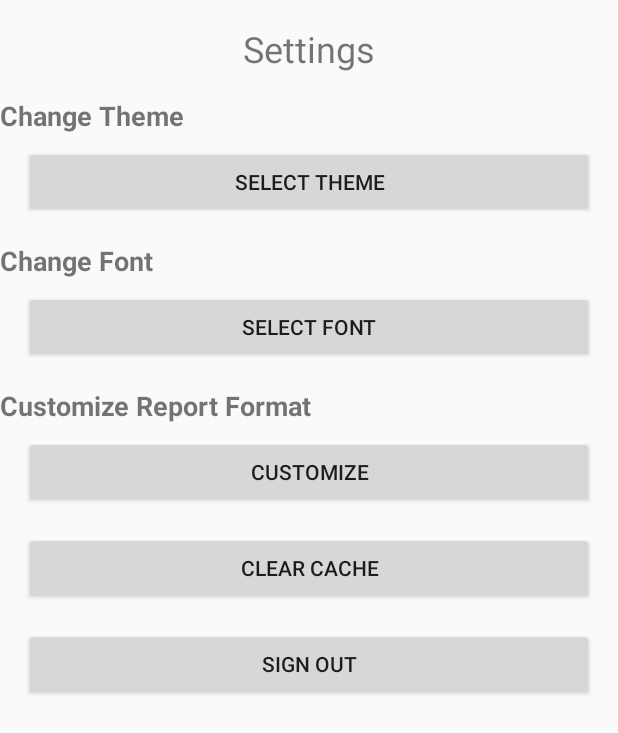
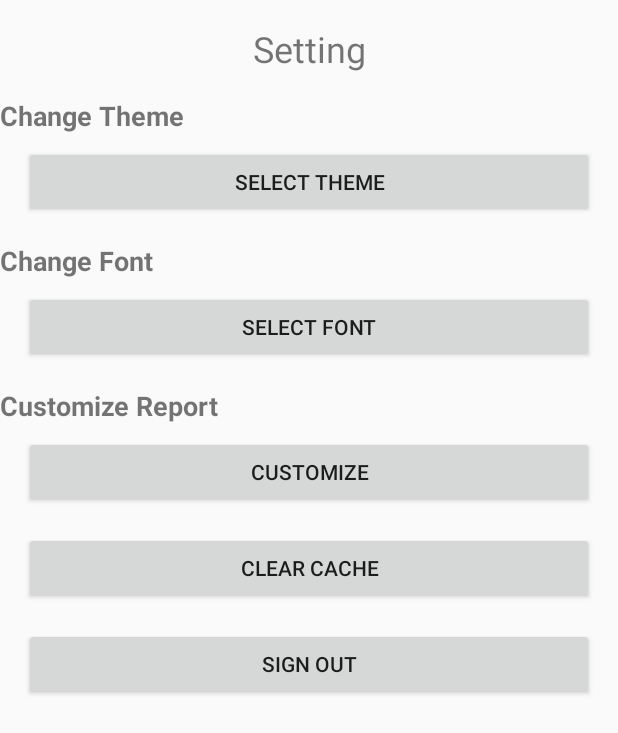
Before and after one commit to CodeThyDominus/Syntax_Spy, an Android app: the layout activity_setting.xml on its own in the app's theme, with its tools: preview values and no code run, on a phone screen of 412 x 824 dp. Shown: the top 733 px of the screen. Run offline under Robolectric (Android 15) with nearby library versions, the phone set to English and light mode, and no system bars.

Commit message:
creating settings

```diff
--- a/app/src/main/res/layout/activity_setting.xml
+++ b/app/src/main/res/layout/activity_setting.xml
@@ -12,7 +12,7 @@
         android:id="@+id/settingsTitle"
         android:layout_width="wrap_content"
         android:layout_height="wrap_content"
-        android:text="Settings"
+        android:text="@string/setting"
         android:textSize="24sp"
         app:layout_constraintStart_toStartOf="parent"
         app:layout_constraintTop_toTopOf="parent"
@@ -24,7 +24,7 @@
         android:id="@+id/themeTitle"
         android:layout_width="wrap_content"
         android:layout_height="wrap_content"
-        android:text="Change Theme"
+        android:text="@string/change_theme"
         android:textSize="18sp"
         android:textStyle="bold"
         app:layout_constraintStart_toStartOf="parent"
@@ -35,7 +35,7 @@
         android:id="@+id/changeThemeButton"
         android:layout_width="0dp"
         android:layout_height="wrap_content"
-        android:text="Select Theme"
+        android:text="@string/select_theme"
         app:layout_constraintStart_toStartOf="parent"
         app:layout_constraintEnd_toEndOf="parent"
         app:layout_constraintTop_toBottomOf="@+id/themeTitle"
@@ -48,7 +48,7 @@
         android:id="@+id/fontTitle"
         android:layout_width="wrap_content"
         android:layout_height="wrap_content"
-        android:text="Change Font"
+        android:text="@string/change_font"
         android:textSize="18sp"
         android:textStyle="bold"
         app:layout_constraintStart_toStartOf="parent"
@@ -59,7 +59,7 @@
         android:id="@+id/changeFontButton"
         android:layout_width="0dp"
         android:layout_height="wrap_content"
-        android:text="Select Font"
+        android:text="@string/select_font"
         app:layout_constraintStart_toStartOf="parent"
         app:layout_constraintEnd_toEndOf="parent"
         app:layout_constraintTop_toBottomOf="@+id/fontTitle"
@@ -72,7 +72,7 @@
         android:id="@+id/reportTitle"
         android:layout_width="wrap_content"
         android:layout_height="wrap_content"
-        android:text="Customize Report Format"
+        android:text="@string/customize_report"
         android:textSize="18sp"
         android:textStyle="bold"
         app:layout_constraintStart_toStartOf="parent"
@@ -83,7 +83,7 @@
         android:id="@+id/customizeReportButton"
         android:layout_width="0dp"
         android:layout_height="wrap_content"
-        android:text="Customize"
+        android:text="@string/customize"
         app:layout_constraintStart_toStartOf="parent"
         app:layout_constraintEnd_toEndOf="parent"
         app:layout_constraintTop_toBottomOf="@+id/reportTitle"
@@ -96,7 +96,7 @@
         android:id="@+id/clearCacheButton"
         android:layout_width="0dp"
         android:layout_height="wrap_content"
-        android:text="Clear Cache"
+        android:text="@string/cache"
         app:layout_constraintStart_toStartOf="parent"
         app:layout_constraintEnd_toEndOf="parent"
         app:layout_constraintTop_toBottomOf="@+id/customizeReportButton"
@@ -109,7 +109,7 @@
         android:id="@+id/signOutButton"
         android:layout_width="0dp"
         android:layout_height="wrap_content"
-        android:text="Sign Out"
+        android:text="@string/sign_out"
         app:layout_constraintStart_toStartOf="parent"
         app:layout_constraintEnd_toEndOf="parent"
         app:layout_constraintTop_toBottomOf="@+id/clearCacheButton"
--- a/app/src/main/res/values/strings.xml
+++ b/app/src/main/res/values/strings.xml
@@ -3,4 +3,16 @@
     <string name="code_enter">Enter code</string>
     <string name="run_btn">Run</string>
     <string name="main_line">Analyze Your Code</string>
+    <string name="setting">Setting</string>
+    <string name="change_theme">Change Theme</string>
+    <string name="select_theme">Select Theme</string>
+    <string name="change_font">Change Font</string>
+    <string name="select_font">Select Font</string>
+    <string name="customize_report">Customize Report</string>
+    <string name="customize">Customize</string>
+    <string name="cache">Clear Cache</string>
+    <string name="sign_out">Sign Out</string>
+
+
+
 </resources>
```
